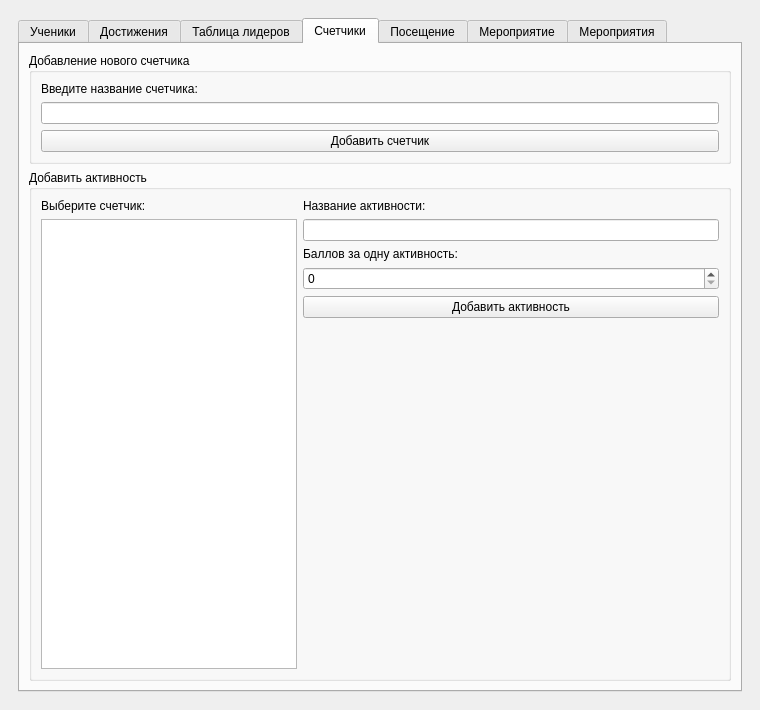
This is main_ui_proba.ui in Dimarom4/SmartQube as Qt 5 draws it before an edit. The edited form follows.
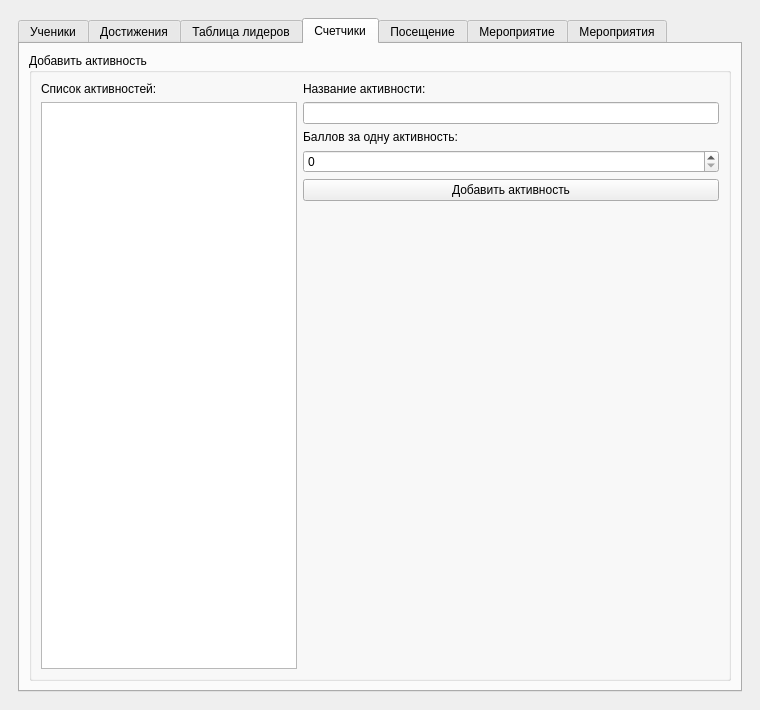
This is the edited form. The open tabs and pages were chosen to show the change. Icons and pictures are not drawn.

Commit message:
Переделал добавление активностей
Сделать добавление кнопок и достижений

```diff
--- a/main_ui_proba.ui
+++ b/main_ui_proba.ui
@@ -776,38 +776,6 @@
            </attribute>
            <layout class="QGridLayout" name="gridLayout_9">
             <item row="0" column="0">
-             <widget class="QGroupBox" name="groupBox">
-              <property name="sizePolicy">
-               <sizepolicy hsizetype="Preferred" vsizetype="Maximum">
-                <horstretch>0</horstretch>
-                <verstretch>0</verstretch>
-               </sizepolicy>
-              </property>
-              <property name="title">
-               <string>Добавление нового счетчика</string>
-              </property>
-              <layout class="QGridLayout" name="gridLayout_10">
-               <item row="2" column="0">
-                <widget class="QPushButton" name="pushButton_4">
-                 <property name="text">
-                  <string>Добавить счетчик</string>
-                 </property>
-                </widget>
-               </item>
-               <item row="1" column="0">
-                <widget class="QLineEdit" name="lineEdit_2"/>
-               </item>
-               <item row="0" column="0">
-                <widget class="QLabel" name="label_6">
-                 <property name="text">
-                  <string>Введите название счетчика:</string>
-                 </property>
-                </widget>
-               </item>
-              </layout>
-             </widget>
-            </item>
-            <item row="1" column="0">
              <widget class="QGroupBox" name="groupBox_2">
               <property name="title">
                <string>Добавить активность</string>
@@ -838,7 +806,7 @@
                   </sizepolicy>
                  </property>
                  <property name="text">
-                  <string>Выберите счетчик:</string>
+                  <string>Список активностей:</string>
                  </property>
                 </widget>
                </item>
@@ -929,7 +897,7 @@
                  </column>
                  <column>
                   <property name="text">
-                   <string>Выбран</string>
+                   <string>Награда</string>
                   </property>
                  </column>
                 </widget>
```
The commit also changes 8 other files.
